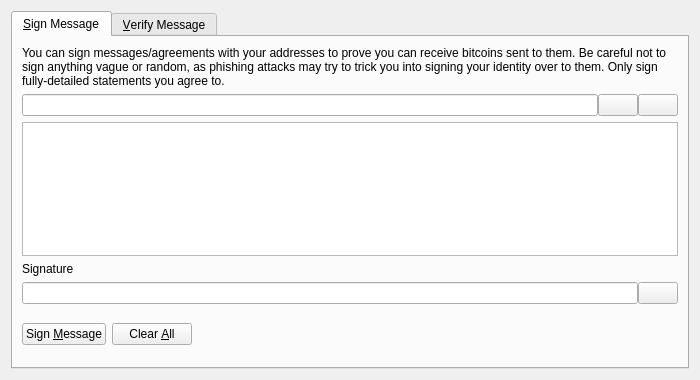
cryptozeny/anzucoin-0.14.2, file src/qt/forms/signverifymessagedialog.ui: the form before one commit.
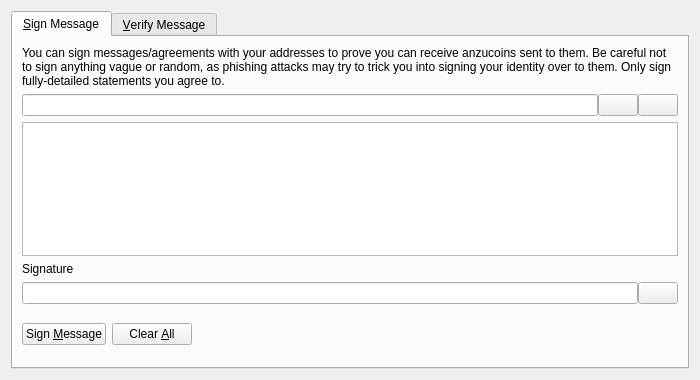
The form after the commit. Icons and pictures are not drawn. Custom widgets are drawn as their Qt base class.

Commit message: git grep -l 'bitcoin' | xargs sed -i 's/bitcoin/anzucoin/g'

```diff
--- a/src/qt/forms/signverifymessagedialog.ui
+++ b/src/qt/forms/signverifymessagedialog.ui
@@ -30,7 +30,7 @@
        <item>
         <widget class="QLabel" name="infoLabel_SM">
          <property name="text">
-          <string>You can sign messages/agreements with your addresses to prove you can receive bitcoins sent to them. Be careful not to sign anything vague or random, as phishing attacks may try to trick you into signing your identity over to them. Only sign fully-detailed statements you agree to.</string>
+          <string>You can sign messages/agreements with your addresses to prove you can receive anzucoins sent to them. Be careful not to sign anything vague or random, as phishing attacks may try to trick you into signing your identity over to them. Only sign fully-detailed statements you agree to.</string>
          </property>
          <property name="textFormat">
           <enum>Qt::PlainText</enum>
```
Left out of the diff: 18 changed lines with no effect on the pictures. The commit also changes 486 other files.
